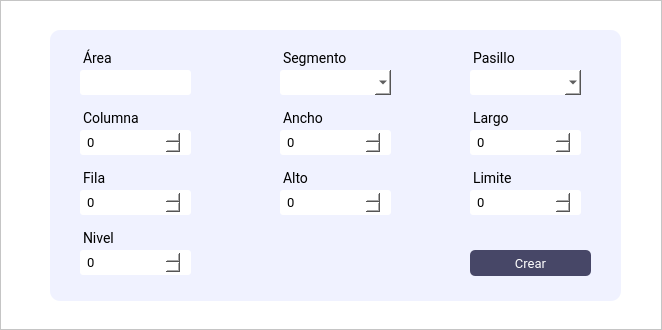
Qt form Interfaces/main/Ui/posiciones_alojamiento.ui (juanignaciocansillieri/Proyecto-Final) before a commit.
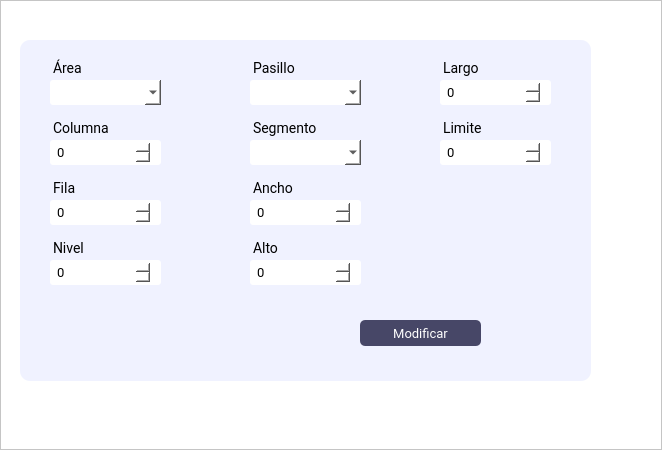
The same form after that commit.

```diff
--- a/Interfaces/main/Ui/posiciones_alojamiento.ui
+++ b/Interfaces/main/Ui/posiciones_alojamiento.ui
@@ -7,7 +7,7 @@
     <x>0</x>
     <y>0</y>
     <width>662</width>
-    <height>330</height>
+    <height>450</height>
    </rect>
   </property>
   <property name="windowTitle">
@@ -57,10 +57,10 @@
       <widget class="QFrame" name="frame_3">
        <property name="geometry">
         <rect>
-         <x>50</x>
-         <y>30</y>
+         <x>20</x>
+         <y>40</y>
          <width>571</width>
-         <height>271</height>
+         <height>341</height>
         </rect>
        </property>
        <property name="maximumSize">
@@ -111,8 +111,8 @@
        <widget class="QPushButton" name="modificar_btn">
         <property name="geometry">
          <rect>
-          <x>420</x>
-          <y>220</y>
+          <x>340</x>
+          <y>280</y>
           <width>121</width>
           <height>26</height>
          </rect>
@@ -140,7 +140,7 @@
 }</string>
         </property>
         <property name="text">
-         <string>Crear</string>
+         <string>Modificar</string>
         </property>
        </widget>
        <widget class="QLabel" name="label_Area">
@@ -200,7 +200,7 @@
        <widget class="QLabel" name="label_pasillo">
         <property name="geometry">
          <rect>
-          <x>410</x>
+          <x>220</x>
           <y>10</y>
           <width>131</width>
           <height>27</height>
@@ -228,7 +228,7 @@
         <property name="geometry">
          <rect>
           <x>220</x>
-          <y>10</y>
+          <y>70</y>
           <width>131</width>
           <height>27</height>
          </rect>
@@ -282,7 +282,7 @@
         <property name="geometry">
          <rect>
           <x>220</x>
-          <y>130</y>
+          <y>190</y>
           <width>131</width>
           <height>27</height>
          </rect>
@@ -309,7 +309,7 @@
         <property name="geometry">
          <rect>
           <x>220</x>
-          <y>70</y>
+          <y>130</y>
           <width>131</width>
           <height>27</height>
          </rect>
@@ -364,7 +364,7 @@
         <property name="geometry">
          <rect>
           <x>220</x>
-          <y>160</y>
+          <y>220</y>
           <width>121</width>
           <height>25</height>
          </rect>
@@ -392,7 +392,7 @@
         <property name="geometry">
          <rect>
           <x>220</x>
-          <y>100</y>
+          <y>160</y>
           <width>121</width>
           <height>25</height>
          </rect>
@@ -503,7 +503,7 @@
         <property name="geometry">
          <rect>
           <x>410</x>
-          <y>70</y>
+          <y>10</y>
           <width>131</width>
           <height>27</height>
          </rect>
@@ -530,7 +530,7 @@
         <property name="geometry">
          <rect>
           <x>410</x>
-          <y>100</y>
+          <y>40</y>
           <width>121</width>
           <height>25</height>
          </rect>
@@ -558,7 +558,7 @@
         <property name="geometry">
          <rect>
           <x>410</x>
-          <y>130</y>
+          <y>70</y>
           <width>131</width>
           <height>27</height>
          </rect>
@@ -585,7 +585,7 @@
         <property name="geometry">
          <rect>
           <x>410</x>
-          <y>160</y>
+          <y>100</y>
           <width>121</width>
           <height>25</height>
          </rect>
@@ -613,7 +613,7 @@
         <property name="geometry">
          <rect>
           <x>220</x>
-          <y>40</y>
+          <y>100</y>
           <width>121</width>
           <height>25</height>
          </rect>
@@ -634,7 +634,7 @@
        <widget class="QComboBox" name="comboBox_pasillo">
         <property name="geometry">
          <rect>
-          <x>410</x>
+          <x>220</x>
           <y>40</y>
           <width>121</width>
           <height>25</height>
@@ -653,7 +653,7 @@
 </string>
         </property>
        </widget>
-       <widget class="QLineEdit" name="lineEdit">
+       <widget class="QComboBox" name="comboBox_area">
         <property name="geometry">
          <rect>
           <x>20</x>
@@ -670,13 +670,10 @@
 font-family:Roboto;
 border: none;
 font-size:13px;
-font-weight: bold;
+font-weight: 400;
 margin-left: 10px;
 </string>
         </property>
-        <property name="readOnly">
-         <bool>true</bool>
-        </property>
        </widget>
       </widget>
      </widget>
```
